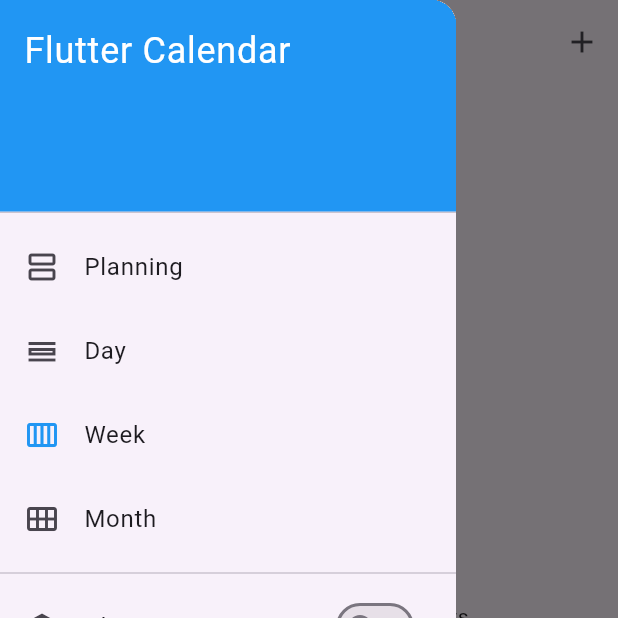
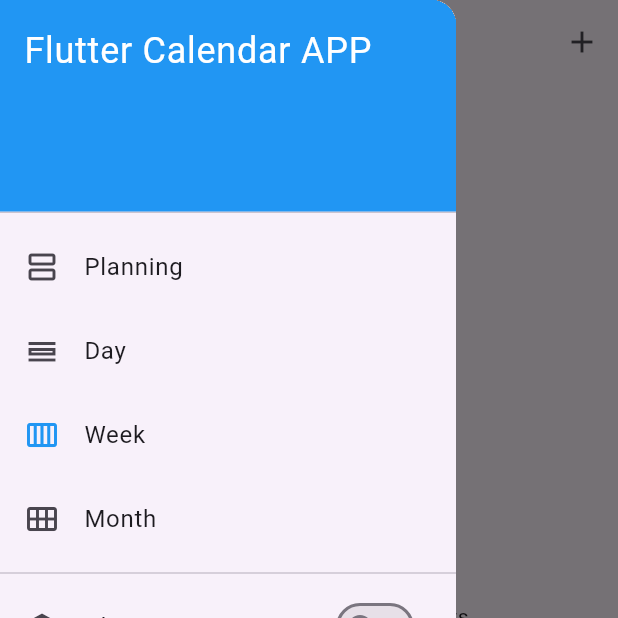
Before and after one commit to morganwolff/FlutterCalendarApp, a Flutter app: the screen it shows after launch, with the side drawer open, on a phone screen of 412 x 824 dp, the top half of it. Run offline on Flutter 3.47's test engine with Material 3 defaults, Android fonts, the phone set to English and light mode, and no system bars; our stand-ins replace flutter_localization, shared_preferences, syncfusion_flutter_calendar; network calls fail.

Commit message:
[+] adding translation for calendarPage

```diff
--- a/lib/locals/app_locale.dart
+++ b/lib/locals/app_locale.dart
@@ -27,6 +27,7 @@ mixin AppLocale {
   static const String empty_pwd = "Password is empty.";
   static const String empty_id = "Student Id number is empty.";
   static const String error_con = "ERROR: E-mail";
+  static const String fetching_event = "fetchingEvents";
 
   static const String calendar = "Calendar";
   static const String FCA = "Flutter Calendar APP";
@@ -70,6 +71,7 @@ mixin AppLocale {
   static const String must_provide_four = "Your password must provide at least 4 characters.";
   static const String failed_to_load = 'Failed to load data';
   static const String already_used = 'The email is already used. You should change the email address.';
+  static const String chungang = "chungang";
 
   static const Map<String, dynamic> EN = {
     currentLanguage:"en",
@@ -80,6 +82,8 @@ mixin AppLocale {
     task: "Task",
     newElement: "New element",
     add: "Add",
+    chungang: "Chung Ang",
+    fetching_event: "Fetching your meetings and events...",
 
     connection: "CONNECTION",
     welcome_back: "WELCOME BACK TO YOUR CALENDAR",
@@ -162,7 +166,8 @@ mixin AppLocale {
     not_matching: "Les cartes d'identité des étudiants ne correspondent pas.",
     empty_pwd: "Le mot de passe est vide.",
     empty_id: "Le numéro d'identification de l'étudiant est vide.",
-
+    chungang: "Chung Ang",
+    fetching_event: "Récupération de vos réunions et événements...",
 
     calendar: "Calendrier",
     FCA: "Application Calendrier Flutter",
@@ -229,6 +234,8 @@ mixin AppLocale {
     task: "Tarea",
     newElement: "Nuevo Elemento",
     add: "Agregar",
+    chungang: "Chung Ang",
+    fetching_event: "Obteniendo sus reuniones y eventos...",
 
     calendar: "Calendario",
     FCA: "Aplicación de Calendario Flutter",
@@ -296,6 +303,8 @@ mixin AppLocale {
     task: "작업",
     newElement: "새로운 항목",
     add: "추가",
+    chungang: "중앙",
+    fetching_event: "회의 및 이벤트 가져오는 중...",
 
     calendar: "캘린더",
     FCA: "플러터 캘린더 앱",
--- a/lib/pages/calendar_page/views/CalendarPage.dart
+++ b/lib/pages/calendar_page/views/CalendarPage.dart
@@ -1,6 +1,8 @@
 import 'package:flutter/material.dart';
+import 'package:flutter_calendar_app/locals/app_locale.dart';
 import 'package:flutter_calendar_app/pages/calendar_page/models/MeetingModel.dart';
 import 'package:flutter_calendar_app/pages/calendar_page/viewmodels/CalendarMeetingProvider.dart';
+import 'package:flutter_localization/flutter_localization.dart';
 import 'package:provider/provider.dart';
 import 'package:syncfusion_flutter_calendar/calendar.dart';
 import 'CalendarEventDetailsPage.dart';
@@ -23,7 +25,7 @@ class _CalendarPageState extends State<CalendarPage> {
     return Scaffold(
       key: _scaffoldKey,
       appBar: AppBar(
-        title: const Text('Calendar'),
+        title: Text(AppLocale.calendar.getString(context)),
         leading: IconButton(
           icon: const Icon(Icons.menu),
           onPressed: () => _scaffoldKey.currentState?.openDrawer(),
@@ -39,40 +41,40 @@ class _CalendarPageState extends State<CalendarPage> {
         child: ListView(
           padding: EdgeInsets.zero,
           children: <Widget>[
-            const SizedBox(
+            SizedBox(
               height: 150,
               child: DrawerHeader(
-                decoration: BoxDecoration(color: Colors.blue),
-                child: Text('Flutter Calendar',
-                    style: TextStyle(color: Colors.white, fontSize: 24)),
+                decoration: const BoxDecoration(color: Colors.blue),
+                child: Text(AppLocale.FCA.getString(context),
+                    style: const TextStyle(color: Colors.white, fontSize: 24)),
               ),
             ),
-            const DrawerItemWidget(
+            DrawerItemWidget(
                 icon: Icons.view_agenda_outlined,
-                text: 'Planning',
+                text: AppLocale.planning.getString(context),
                 view: CalendarView.schedule,
                 index: 0),
-            const DrawerItemWidget(
+            DrawerItemWidget(
               icon: Icons.calendar_view_day_outlined,
-              text: 'Day',
+              text: AppLocale.day.getString(context),
               view: CalendarView.day,
               index: 1,
             ),
-            const DrawerItemWidget(
+            DrawerItemWidget(
               icon: Icons.calendar_view_week_outlined,
-              text: 'Week',
+              text: AppLocale.week.getString(context),
               view: CalendarView.week,
               index: 2,
             ),
-            const DrawerItemWidget(
+            DrawerItemWidget(
               icon: Icons.calendar_view_month_outlined,
-              text: 'Month',
+              text: AppLocale.month.getString(context),
               view: CalendarView.month,
               index: 3,
             ),
             const Divider(),
             SwitchListTile(
-              title: const Text('Chung Ang'),
+              title: Text(AppLocale.chungang.getString(context)),
               value: provider.isChungAngCalendarView,
               onChanged: (bool value) {
                 setState(() {
@@ -86,7 +88,7 @@ class _CalendarPageState extends State<CalendarPage> {
               secondary: const Icon(Icons.school),
             ),
             SwitchListTile(
-              title: const Text('Personal'),
+              title: Text(AppLocale.personal.getString(context)),
               value: provider.isPersonalCalendarView,
               onChanged: (bool value) {
                 setState(() {
@@ -137,8 +139,8 @@ class _CalendarPageState extends State<CalendarPage> {
             );
           }
           else {
-            return const Center(
-              child: Text("Fetching your meetings and events..."),
+            return Center(
+              child: Text(AppLocale.fetching_event.getString(context)),
             );
           }
         },
```
